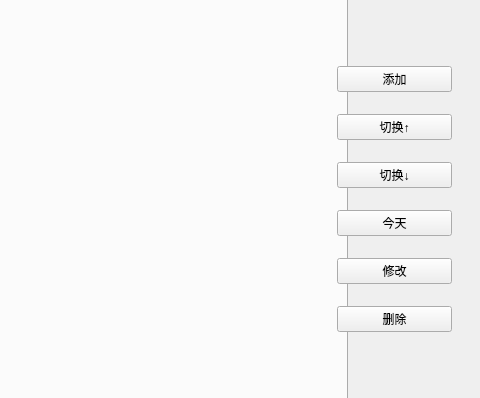
fantastic-413/just_do_it, file styleOfMe/mainwindow.ui: the form before one commit; both pictures show x 573 to 1053 and y 153 to 551 of the 1053 by 653 pixel window.
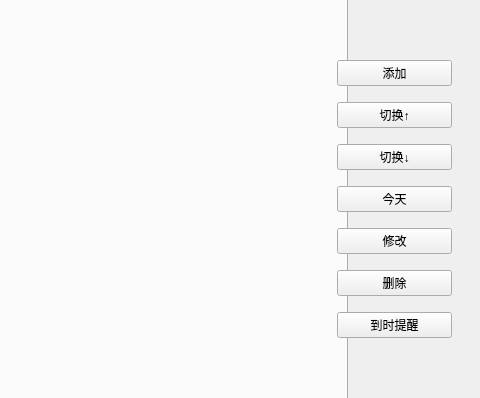
The form after the commit.

What changed in the file:
```diff
--- a/styleOfMe/mainwindow.ui
+++ b/styleOfMe/mainwindow.ui
@@ -117,6 +117,13 @@
        </property>
       </widget>
      </item>
+     <item>
+      <widget class="QPushButton" name="ringBtn">
+       <property name="text">
+        <string>到时提醒</string>
+       </property>
+      </widget>
+     </item>
     </layout>
    </widget>
    <widget class="QLabel" name="label">
```
Left out of the diff: 2 changed lines with no effect on the pictures.
